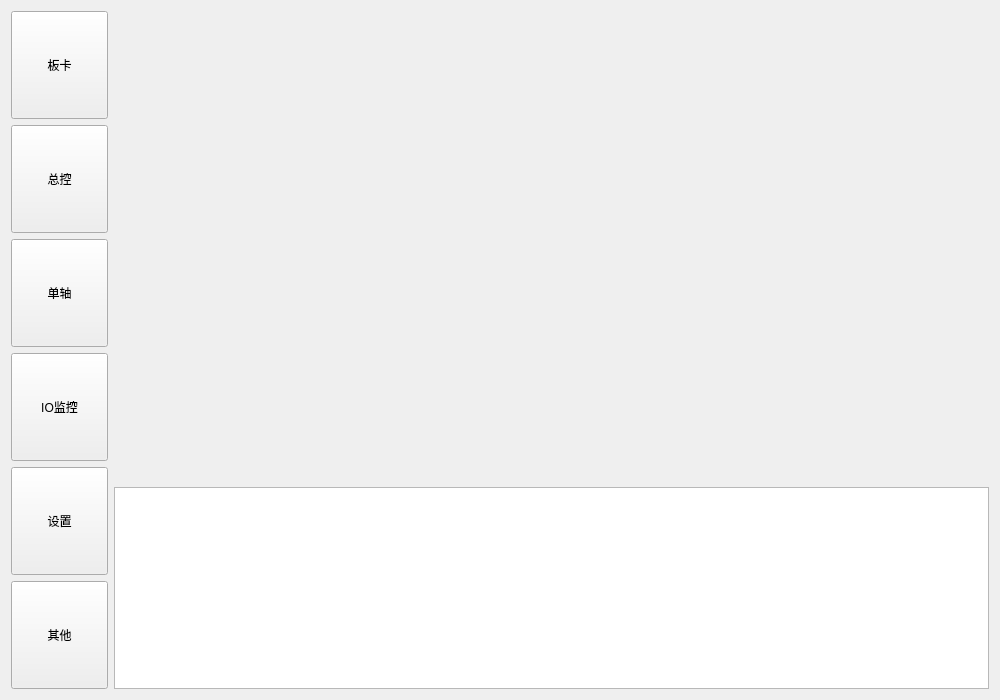
Above: GTSSimpleController/Widget/GTSControllerWidget.ui from whisper512/GTS before the change. Below: the same form after it.
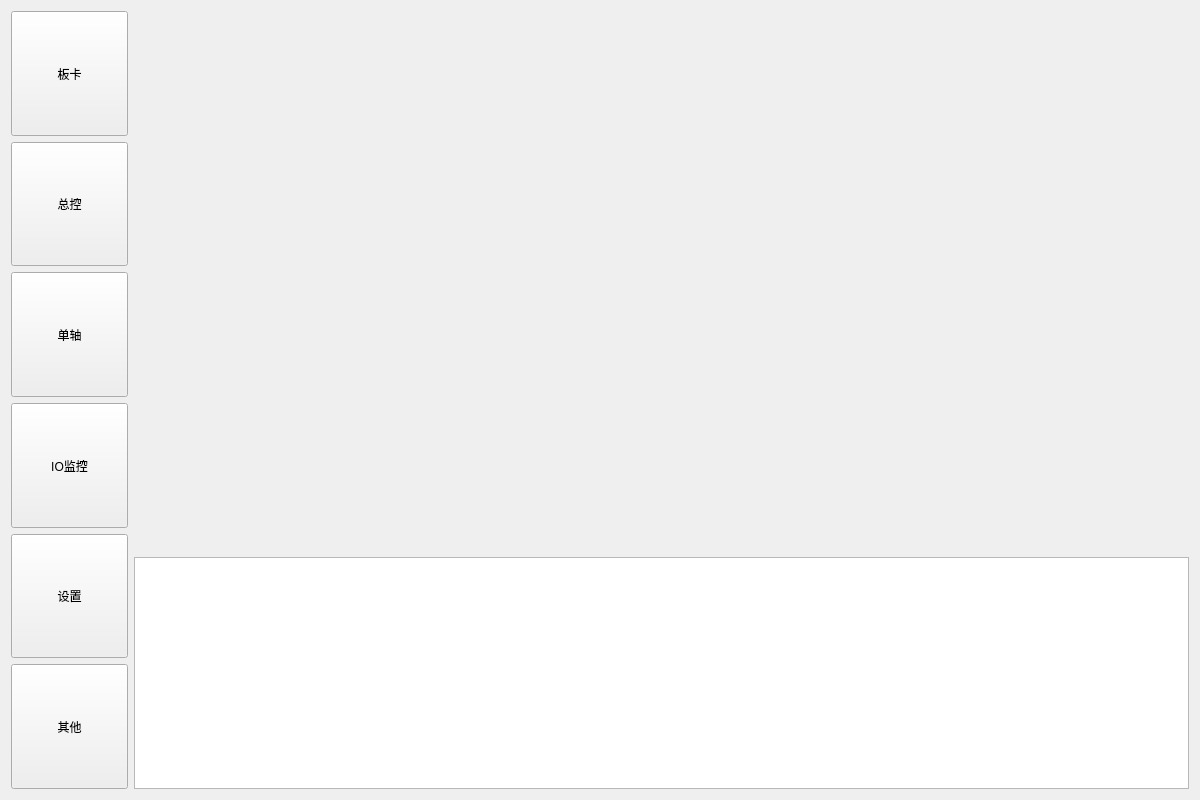
That is the form after the change.

Patch:
```diff
--- a/GTSSimpleController/Widget/GTSControllerWidget.ui
+++ b/GTSSimpleController/Widget/GTSControllerWidget.ui
@@ -6,8 +6,8 @@
    <rect>
     <x>0</x>
     <y>0</y>
-    <width>1000</width>
-    <height>700</height>
+    <width>1200</width>
+    <height>800</height>
    </rect>
   </property>
   <property name="windowTitle">
```
